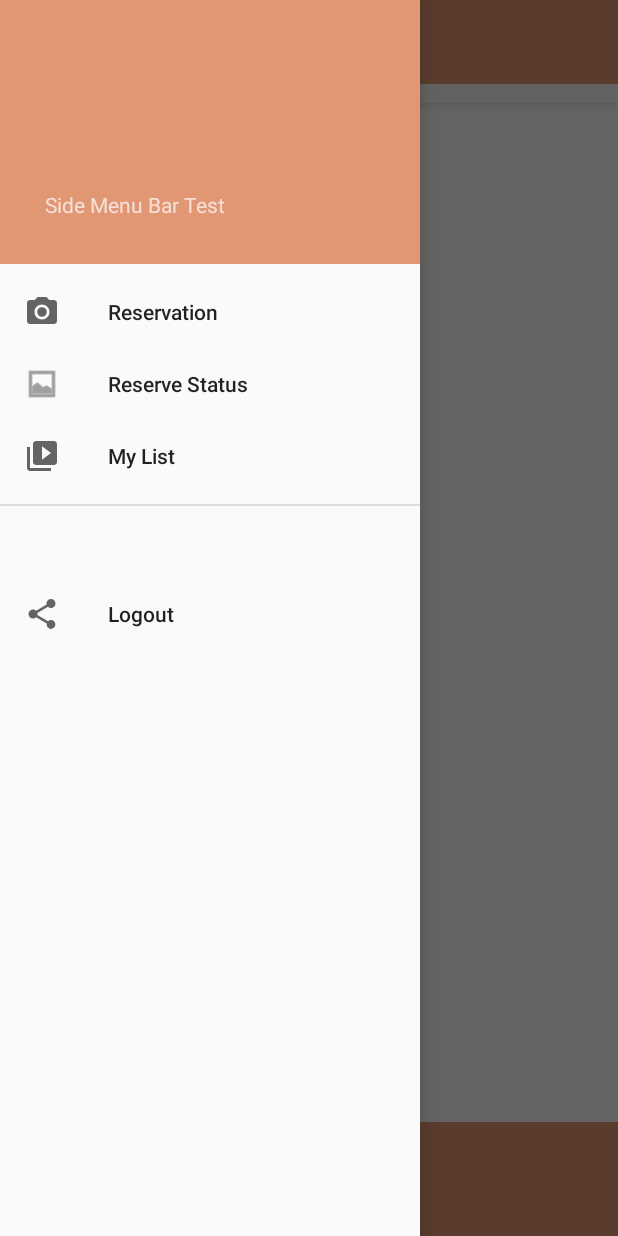
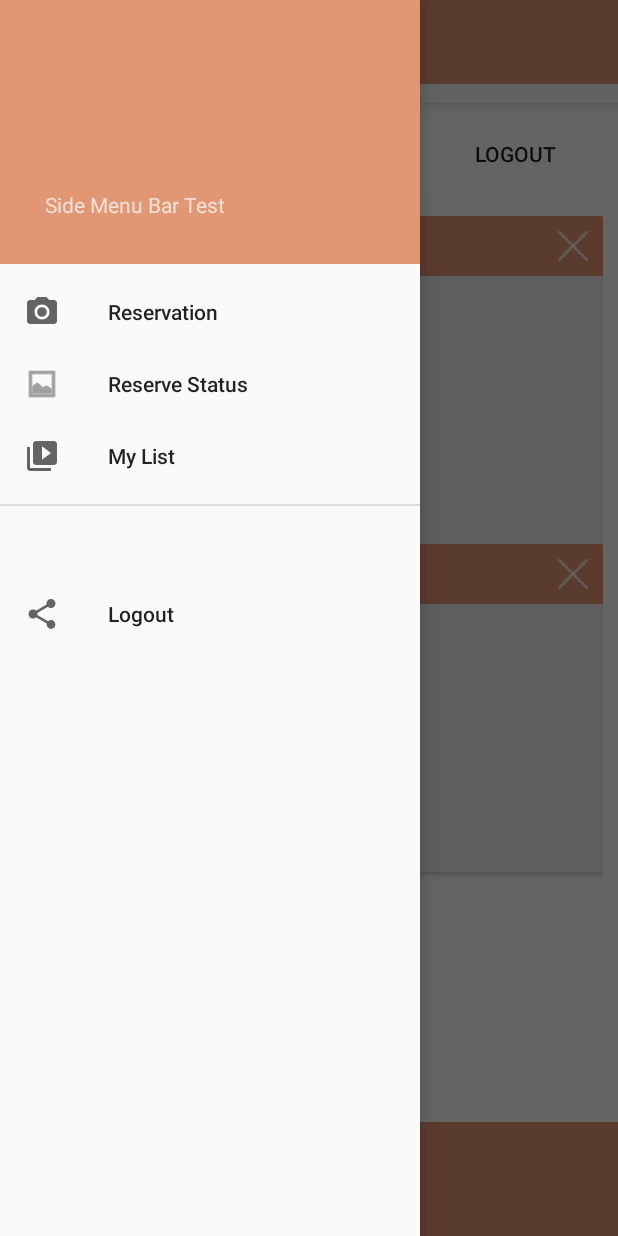
Before and after one commit to devilzCough/Stew, an Android app: the fragment MyListFragment placed in its activity, with the side drawer open, on a phone screen of 412 x 824 dp. Run offline under Robolectric (Android 15) with nearby library versions, the phone set to English and light mode, and no system bars; libraries missing offline, so code that uses them is left out: com.roughike.bottombar; 2 statements that could not run were skipped.

Commit message:
- mylist 변경

```diff
--- a/app/src/main/java/org/androidtown/stew/AppManager.java
+++ b/app/src/main/java/org/androidtown/stew/AppManager.java
@@ -10,6 +10,7 @@ public class AppManager {
 
     private static AppManager appManager;
     private BackgroundWebview webView;
+    private String userID,userName,userPW;
 
     public static AppManager getInstance(){
         if(appManager == null) appManager = new AppManager();
@@ -21,5 +22,11 @@ public class AppManager {
     void setWebView(BackgroundWebview webV){
         webView = webV;
     }
+    String getUserID(){return userID;}
+    String getUserName(){return userName;}
+    String getUserPW(){return  userPW;}
 
+    void setUserID(String id){userID = id;}
+    void setUserName(String name){userName = name;}
+    void setUserPW(String pw){userPW = pw;}
 }
--- a/app/src/main/java/org/androidtown/stew/BookInfo.java
+++ /dev/null
@@ -1,46 +0,0 @@
-package org.androidtown.stew;
-
-import java.util.ArrayList;
-import java.util.List;
-
-/**
- * Created by iseungjin on 2017. 12. 1..
- */
-
-public class BookInfo {
-
-    int nUsers;
-    String strDate, strTime, strRoom, strUsers;
-    List<String> userList;
-
-    public BookInfo() {
-        userList = new ArrayList<>();
-        // String[] strUser = new String[nUsers];
-    }
-
-    public String getStrDate() { return strDate; }
-    public String getStrTime() { return strTime; }
-    public String getStrRoom() { return strRoom; }
-
-    public void setStrDate(String _date) {
-        strDate = _date;
-    }
-
-    public void setStrTime(String _time) {
-        strTime = _time;
-    }
-
-    public void setStrRoom(String _room) {
-        strRoom = _room;
-    }
-
-    public void setStrUsers(String _users) {
-
-    }
-
-    /*CustomBookCard[] item=new CustomBookCard[nInfo];
-        for (int i = 0; i < nInfo; i++) {
-        item[i] = new CustomBookCard(bookInfo[i]);
-        items.add(item[i]);
-    }*/
-}
--- a/app/src/main/java/org/androidtown/stew/CustomBookCard.java
+++ b/app/src/main/java/org/androidtown/stew/CustomBookCard.java
@@ -7,19 +7,41 @@ package org.androidtown.stew;
 
 public class CustomBookCard {
 
-    String bookInfo;
+    String bookInfoRoom;
+    String bookInfoDate;
+    String bookInfoTime;
+    String bookInfoUser;
+    int btnMoreFlag;
 
-    public CustomBookCard (String info) {
+    public CustomBookCard (String room,String date,String time,String user) {
 
-        bookInfo = info;
-        /*cardView.setCardBackgroundColor(new Color(211, 211, 211));
-        cardView.setRadius(20);
-        cardView.setCo;
-        */
+        bookInfoRoom = room;
+        bookInfoDate = date;
+        bookInfoTime = time;
+        bookInfoUser = user;
+        btnMoreFlag = 0;
     }
 
-    String getBookInfo() {
-        return bookInfo;
+
+    public String getBookInfoDate() {
+        return bookInfoDate;
     }
 
+    public String getBookInfoRoom() {
+        return bookInfoRoom;
+    }
+
+    public String getBookInfoTime() {
+        return bookInfoTime;
+    }
+
+    public String getBookInfoUser() {
+        return bookInfoUser;
+    }
+    public int getBtnMoreFlag(){
+        return btnMoreFlag;
+    }
+    public void setBtnMoreFlag(int flag){
+        btnMoreFlag = flag;
+    }
 }
--- a/app/src/main/java/org/androidtown/stew/CustomDialog.java
+++ b/app/src/main/java/org/androidtown/stew/CustomDialog.java
@@ -22,7 +22,7 @@ public class CustomDialog extends Dialog {
 
             dialog.requestWindowFeature(Window.FEATURE_NO_TITLE);
             dialog.setCancelable(false);
-            dialog.setContentView(R.layout.dialog);
+            dialog.setContentView(R.layout.dialog_warning);
 
             TextView text = (TextView) dialog.findViewById(R.id.text_dialog);
             text.setText(msg);
@@ -39,6 +39,7 @@ public class CustomDialog extends Dialog {
         }
         dialog.show();
     }
+    /*
 
     public CustomDialog(Context context, int typeNum, BookInfo info) {
 
@@ -55,8 +56,8 @@ public class CustomDialog extends Dialog {
         TextView textRoom = (TextView) dialog.findViewById(R.id.lblRoom);
         textRoom.setText(info.getStrRoom());
 
-        /*TextView textUser = (TextView) dialog.findViewById(R.id.lblUser);
-        textDate.setText(info.getStrRoom());*/
+        TextView textUser = (TextView) dialog.findViewById(R.id.lblUser);
+        textDate.setText(info.getStrRoom());
 
 
         Button dialogButton = (Button) dialog.findViewById(R.id.btnClose);
@@ -70,4 +71,5 @@ public class CustomDialog extends Dialog {
         dialog.show();
 
     }
+    */
 }
--- a/app/src/main/java/org/androidtown/stew/LoginActivity.java
+++ b/app/src/main/java/org/androidtown/stew/LoginActivity.java
@@ -69,6 +69,8 @@ public class LoginActivity extends AppCompatActivity {
 
         if(loginFlag == 1){
             Intent menuIntent = new Intent(getApplicationContext(),MenuActivity.class);
+            menuIntent.putExtra("user_id",id);
+            menuIntent.putExtra("user_pw",pw);
             startActivity(menuIntent);
         }
         else if(loginFlag == 0){
--- a/app/src/main/java/org/androidtown/stew/MenuActivity.java
+++ b/app/src/main/java/org/androidtown/stew/MenuActivity.java
@@ -1,5 +1,6 @@
 package org.androidtown.stew;
 
+import android.content.Intent;
 import android.os.Bundle;
 import android.support.design.widget.NavigationView;
 import android.support.v4.app.Fragment;
@@ -24,7 +25,7 @@ public class MenuActivity extends AppCompatActivity implements NavigationView.On
     private NavigationView navigationView;
     private ActionBarDrawerToggle toggle;
     private BottomBar bottomBar;
-
+    private String userID,userPW;
 
     InfoFragment infoFragment;
     RoomOptionFragment roomOptionFragment;
@@ -38,6 +39,12 @@ public class MenuActivity extends AppCompatActivity implements NavigationView.On
     protected void onCreate(Bundle savedInstanceState) {
         super.onCreate(savedInstanceState);
         setContentView(R.layout.activity_menu);
+
+        Intent recievedIntent = getIntent();
+        userID = recievedIntent.getStringExtra("user_id");
+        userPW = recievedIntent.getStringExtra("user_pw");
+        AppManager.getInstance().setUserID(userID);
+        AppManager.getInstance().setUserID(userPW);
 
         toolbar = (Toolbar) findViewById(R.id.toolbar);
         setSupportActionBar(toolbar);
--- a/app/src/main/java/org/androidtown/stew/MyListFragment.java
+++ b/app/src/main/java/org/androidtown/stew/MyListFragment.java
@@ -9,7 +9,6 @@ import android.view.View;
 import android.view.ViewGroup;
 
 import java.util.ArrayList;
-import java.util.List;
 
 /**
  * Created by limjeonghyun on 2017. 11. 30..
@@ -17,12 +16,10 @@ import java.util.List;
 
 public class MyListFragment extends Fragment{
 
-    // test info
-    int nInfo;
-    String[] bookInfo = {"2017. 12. 01 \n4층 19번 스터디룸", "2017. 12. 5 \n7층 3번 스터디룸", "2017. 12. 01 \n4층 19번 스터디룸", "2017. 12. 5 \n7층 3번 스터디룸"
-    , "2017. 12. 01 \n4층 19번 스터디룸", "2017. 12. 5 \n7층 3번 스터디룸", "2017. 12. 01 \n4층 19번 스터디룸", "2017. 12. 5 \n7층 3번 스터디룸"};
 
-    // ArrayList<CardView> bookList;
+    ArrayList<CustomBookCard> items;
+    String userID;
+    String userName;
 
     public MyListFragment(){
     }
@@ -35,30 +32,28 @@ public class MyListFragment extends Fragment{
         LinearLayoutManager layoutManager = new LinearLayoutManager(getActivity().getApplicationContext());
         recyclerView.setHasFixedSize(true);
         recyclerView.setLayoutManager(layoutManager);
+        items = new ArrayList<>();
+        createBookList();
+        recyclerView.setAdapter(new RecyclerAdapter(getActivity().getApplicationContext(),items,R.id.myListView));
 
-        nInfo = bookInfo.length;
-        List<CustomBookCard> items=new ArrayList<>();
+        userID = AppManager.getInstance().getUserID();
+        userName = AppManager.getInstance().getUserName();
+        return rootView;
+    }
+
+    public void createBookList(){
+
+        /* 추후 정보는 받아오는걸로 처리 */
+        int nInfo =2;
+        String[] bookInfoRoom = {"4층 Room 19","7층 Room 7"};
+        String[] bookInfoDate = {"2017-12-10","2017-12-12"};
+        String[] bookInfoTime = {"11:00-13:00","14:00-16:00"};
+        String[] bookInfoUser = {"14010960 이승진\n14010970 임정현","14010968 정해서\n14011002 이주연"};
+
         CustomBookCard[] item = new CustomBookCard[nInfo];
         for (int i = 0; i < nInfo; i++) {
-            item[i] = new CustomBookCard(bookInfo[i]);
+            item[i] = new CustomBookCard(bookInfoRoom[i],bookInfoDate[i],bookInfoTime[i],bookInfoUser[i]);
             items.add(item[i]);
         }
-        /*item[0]=new CustomBookCard(bookInfo[0]);
-        item[1]=new CustomBookCard(bookInfo[1]);*/
-
-        /*for (int i=0;i<2;i++) items.add(item[i]);*/
-
-        recyclerView.setAdapter(new RecyclerAdapter(getActivity().getApplicationContext(),items,R.id.myListView));
-
-        /*bookList = new ArrayList<CardView>();
-        for (int i = 0; i < 2; i++) {
-            CardView tmpCard = (CardView) rootView.findViewById(R.id.cardView);
-            TextView text = (TextView) rootView.findViewById(R.id.bookInfo);
-            text.setText(bookInfo[i]);
-            bookList.add(tmpCard);
-        }*/
-
-
-        return rootView;
     }
 }
--- a/app/src/main/java/org/androidtown/stew/RecyclerAdapter.java
+++ b/app/src/main/java/org/androidtown/stew/RecyclerAdapter.java
@@ -1,17 +1,17 @@
 package org.androidtown.stew;
 
-import android.annotation.TargetApi;
 import android.content.Context;
-import android.os.Build;
 import android.support.v7.widget.CardView;
 import android.support.v7.widget.RecyclerView;
 import android.view.LayoutInflater;
 import android.view.View;
 import android.view.ViewGroup;
 import android.widget.ImageButton;
+import android.widget.TableRow;
 import android.widget.TextView;
 import android.widget.Toast;
 
+import java.util.ArrayList;
 import java.util.List;
 
 /**
@@ -23,7 +23,7 @@ public class RecyclerAdapter extends RecyclerView.Adapter<RecyclerAdapter.ViewHo
     List<CustomBookCard> items;
     int item_layout;
 
-    public RecyclerAdapter(Context context, List<CustomBookCard> items, int item_layout) {
+    public RecyclerAdapter(Context context, ArrayList<CustomBookCard> items, int item_layout) {
         this.context = context;
         this.items = items;
         this.item_layout = item_layout;
@@ -35,35 +35,39 @@ public class RecyclerAdapter extends RecyclerView.Adapter<RecyclerAdapter.ViewHo
         return new ViewHolder(v);
     }
 
-    @TargetApi(Build.VERSION_CODES.JELLY_BEAN)
     @Override
-    public void onBindViewHolder(ViewHolder holder, int position) {
+    public void onBindViewHolder(final ViewHolder holder, int position) {
         final CustomBookCard item = items.get(position);
-        /*Drawable drawable=context.getResources().getDrawable(item.getImage());
-        holder.image.setBackground(drawable);*/
-        holder.bookInfo.setText(item.getBookInfo());
-        holder.detailBtn.setOnClickListener(new View.OnClickListener() {
-            @Override
-            public void onClick(View view) {
 
-                // test code : insert information
-                BookInfo info = new BookInfo();
-                info.setStrDate("2017/12/05");
-                info.setStrTime("10:00 부터 1시간");
-                info.setStrRoom("02 스터디룸(7층)");
-                info.setStrUsers("이승진 14010969");
+        holder.bookInfoRoom.setText(item.getBookInfoRoom());
+        holder.bookInfoDate.setText(item.getBookInfoDate());
+        holder.bookInfoTime.setText(item.getBookInfoTime());
+        holder.bookInfoUser.setText(item.getBookInfoUser());
 
-                CustomDialog alert = new CustomDialog(context, StewConstant.INFO_DIALOG, info);
-            }
-        });
 
         holder.cancelBtn.setOnClickListener(new View.OnClickListener() {
             @Override
             public void onClick(View view) {
-                // send remove request
-                // and draw again..
                 Toast.makeText(context, "remove!!!", Toast.LENGTH_SHORT).show();
             }
+        });
+        holder.moreBtn.setOnClickListener(new View.OnClickListener(){
+            @Override
+            public void onClick(View view) {
+                int flag = item.getBtnMoreFlag();
+                if(flag == 0) {
+                    holder.bookInfoMore.setVisibility(View.VISIBLE);
+                    holder.moreBtn.setImageResource(R.drawable.close);
+                    item.setBtnMoreFlag(1);
+                }
+                else if(flag == 1) {
+                    holder.bookInfoMore.setVisibility(View.GONE);
+                    holder.moreBtn.setImageResource(R.drawable.more);
+                    item.setBtnMoreFlag(0);
+                }
+            }
+
+
         });
     }
 
@@ -72,20 +76,28 @@ public class RecyclerAdapter extends RecyclerView.Adapter<RecyclerAdapter.ViewHo
         return this.items.size();
     }
     public class ViewHolder extends RecyclerView.ViewHolder {
-        // ImageView image;
-        TextView bookInfo;
-        ImageButton detailBtn, cancelBtn;
+
+        TextView bookInfoRoom;
+        TextView bookInfoDate;
+        TextView bookInfoTime;
+        TextView bookInfoUser;
+        TableRow bookInfoMore;
+
+        ImageButton cancelBtn;
+        ImageButton moreBtn;
 
         CardView cardView;
 
         public ViewHolder(View itemView) {
             super(itemView);
-            // image = (ImageView)itemView.findViewById(R.id.image);
-            bookInfo = (TextView) itemView.findViewById(R.id.bookInfo);
-            detailBtn = (ImageButton) itemView.findViewById(R.id.btnDetail);
-            cancelBtn = (ImageButton) itemView.findViewById(R.id.btnCancel);
+            bookInfoRoom = (TextView)itemView.findViewById(R.id.bookInfo_room);
+            bookInfoDate = (TextView)itemView.findViewById(R.id.bookInfo_date);
+            bookInfoTime = (TextView)itemView.findViewById(R.id.bookInfo_time);
+            bookInfoUser = (TextView)itemView.findViewById(R.id.bookInfo_user);
 
-            // cardView = (CardView)itemView.findViewById(R.id.cardView);
+            cancelBtn = (ImageButton)itemView.findViewById(R.id.btnCancel);
+            moreBtn = (ImageButton)itemView.findViewById(R.id.btnMore);
+            bookInfoMore = (TableRow)itemView.findViewById(R.id.bookInfo_more);
         }
     }
 }
--- a/app/src/main/res/layout/book_card.xml
+++ b/app/src/main/res/layout/book_card.xml
@@ -3,45 +3,108 @@
 <android.support.v7.widget.CardView
     xmlns:android="http://schemas.android.com/apk/res/android"
     android:id="@+id/cardView"
-    android:layout_width="300dp"
-    android:layout_height="70dp"
+    android:layout_width="400dp"
+    android:layout_height="200dp"
     xmlns:app="http://schemas.android.com/apk/res-auto"
     app:cardElevation="@dimen/cardview_default_elevation"
-    app:cardBackgroundColor="#D3D3D3"
-    app:cardCornerRadius="20dp">
+    app:cardBackgroundColor="#EDEDED">
 
-    <GridLayout
+    <TableLayout
         android:layout_width="match_parent"
-        android:layout_height="wrap_content"
-        android:layout_gravity="center_vertical"
-        android:orientation="horizontal"
-        android:rowCount="3">
+        android:layout_height="match_parent"
+        android:stretchColumns="1">
+        <TableRow
+            android:layout_width="match_parent"
+            android:layout_height="match_parent"
+            android:background="@color/stewColor"
+            android:padding="10dp">
 
-        <TextView
-            android:id="@+id/bookInfo"
-            android:layout_width="130dp"
-            android:layout_columnWeight="2"
-            android:layout_gravity="center"
-            android:lines="2"
-            android:layout_margin="10dp"
-            android:text="" />
+            <TextView
+                android:id="@+id/bookInfo_room"
+                android:layout_width="match_parent"
+                android:layout_height="match_parent"
+                android:layout_span="2"
+                android:textSize="16dp"
+                android:textStyle="bold"/>
 
-        <ImageButton
-            android:id="@+id/btnDetail"
-            android:layout_width="wrap_content"
-            android:layout_height="wrap_content"
-            android:layout_margin="10dp"
-            android:layout_gravity="right"
-            android:src="@drawable/detail"
-            android:background="#00000000"/>
+            <ImageButton
+                android:id="@+id/btnCancel"
+                android:layout_width="wrap_content"
+                android:layout_height="wrap_content"
+                android:src="@drawable/cancel"
+                android:background="#00000000"
+                android:layout_marginRight="20dp"
+                />
+        </TableRow>
+        <TableRow
+            android:layout_width="match_parent"
+            android:layout_height="match_parent"
+            android:padding="10dp">
 
-        <ImageButton
-            android:id="@+id/btnCancel"
-            android:layout_width="wrap_content"
-            android:layout_height="wrap_content"
-            android:layout_gravity="right"
-            android:layout_margin="10dp"
-            android:src="@drawable/cancel"
-            android:background="#00000000"/>
-    </GridLayout>
+            <TextView
+                android:id="@+id/textView"
+                android:layout_width="wrap_content"
+                android:layout_height="match_parent"
+                android:text="이용날짜     |"
+                />
+
+            <TextView
+                android:id="@+id/bookInfo_date"
+                android:layout_width="match_parent"
+                android:layout_height="match_parent"
+                android:layout_span="2"
+                android:layout_marginLeft="20dp"/>
+        </TableRow>
+        <TableRow
+            android:layout_width="match_parent"
+            android:layout_height="match_parent"
+            android:padding="10dp">
+
+            <TextView
+                android:layout_width="match_parent"
+                android:layout_height="wrap_content"
+                android:text="이용시간     |" />
+
+            <TextView
+                android:id="@+id/bookInfo_time"
+                android:layout_width="match_parent"
+                android:layout_height="match_parent"
+                android:layout_span="2"
+                android:layout_marginLeft="20dp"/>
+        </TableRow>
+        <TableRow
+            android:layout_width="match_parent"
+            android:layout_height="match_parent"
+            android:padding="10dp"
+            android:visibility="gone"
+            android:id="@+id/bookInfo_more">
+
+            <TextView
+                android:layout_width="match_parent"
+                android:layout_height="wrap_content"
+                android:text="사용자         |" />
+
+
+            <TextView
+                android:id="@+id/bookInfo_user"
+                android:layout_width="match_parent"
+                android:layout_height="wrap_content"
+                android:layout_span="2"
+                android:maxLines="10"
+                android:layout_marginLeft="20dp"
+                />
+        </TableRow>
+        <TableRow
+            android:layout_width="match_parent"
+            android:layout_height="match_parent">
+            <ImageButton
+                android:id="@+id/btnMore"
+                android:layout_width="wrap_content"
+                android:layout_height="wrap_content"
+                android:layout_span="3"
+                android:src="@drawable/more"
+                android:background="#ffEDEDED"/>
+        </TableRow>
+
+    </TableLayout>
 </android.support.v7.widget.CardView>
--- a/app/src/main/res/layout/fragment_mylist.xml
+++ b/app/src/main/res/layout/fragment_mylist.xml
@@ -9,9 +9,40 @@
     android:orientation="vertical"
     android:padding="10dp">
 
+
+    <LinearLayout
+        android:layout_width="match_parent"
+        android:layout_height="0dp"
+        android:layout_weight="1"
+        android:orientation="horizontal">
+
+        <TextView
+            android:id="@+id/txtName"
+            android:layout_width="wrap_content"
+            android:layout_height="wrap_content"
+            android:layout_weight="4"
+            android:text="Name" />
+
+        <TextView
+            android:id="@+id/txtID"
+            android:layout_width="wrap_content"
+            android:layout_height="wrap_content"
+            android:layout_weight="4"
+            android:text="ID" />
+
+        <Button
+            android:id="@+id/btnLogout"
+            android:layout_width="wrap_content"
+            android:layout_height="wrap_content"
+            android:layout_weight="1"
+            android:text="logout"
+            android:background="@drawable/login_button"/>
+    </LinearLayout>
+
     <android.support.v7.widget.RecyclerView
         android:id="@+id/recyclerView"
         android:layout_width="match_parent"
-        android:layout_height="match_parent"
+        android:layout_height="0dp"
+        android:layout_weight="9"
         android:layout_gravity="center_horizontal"/>
 </LinearLayout>
```
Also changed, not shown: app/src/main/res/drawable/cancel.png.
